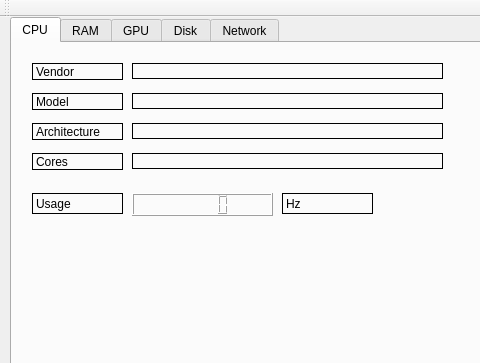
The window that SystemMonitor-app/mainwindow.ui (vlmarkov/QT-projects) describes before a commit, drawn with Qt 5; both pictures show x 0 to 480 and y 0 to 363 of the 736 by 610 pixel window.
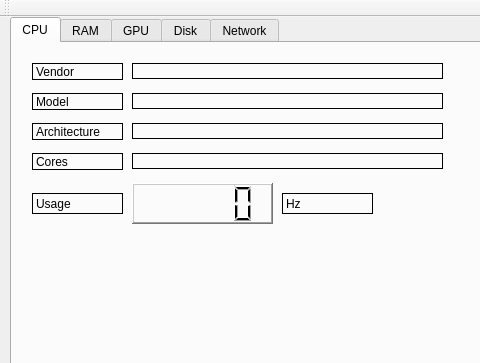
The same window after the commit.

```diff
--- a/SystemMonitor-app/mainwindow.ui
+++ b/SystemMonitor-app/mainwindow.ui
@@ -183,11 +183,14 @@
       <property name="geometry">
        <rect>
         <x>120</x>
-        <y>150</y>
+        <y>140</y>
         <width>141</width>
-        <height>23</height>
+        <height>41</height>
        </rect>
       </property>
+      <property name="frameShape">
+       <enum>QFrame::WinPanel</enum>
+      </property>
      </widget>
      <widget class="QLabel" name="Cores_label_2">
       <property name="geometry">
```
